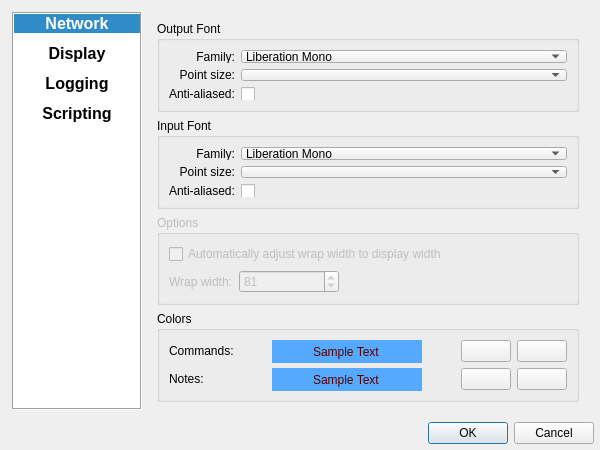
Qt form app/dialogprofile.ui (jkdoug/mudder) before a commit.
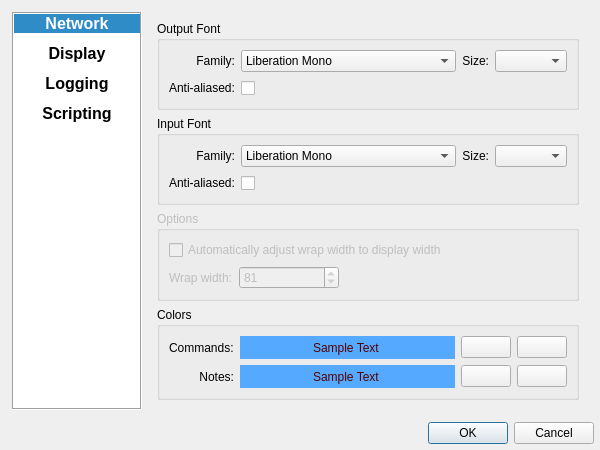
The same form after that commit. The open tabs and pages were chosen to show the change. Icons and pictures are not drawn.

```diff
--- a/app/dialogprofile.ui
+++ b/app/dialogprofile.ui
@@ -329,20 +329,43 @@
            <property name="title">
             <string>Output Font</string>
            </property>
-           <layout class="QFormLayout" name="formLayout">
-            <property name="labelAlignment">
-             <set>Qt::AlignRight|Qt::AlignTrailing|Qt::AlignVCenter</set>
-            </property>
-            <item row="0" column="0">
-             <widget class="QLabel" name="labelOutputFont">
+           <layout class="QGridLayout" name="gridLayout_3" columnstretch="0,1,0,0" columnminimumwidth="60,0,23,60">
+            <item row="0" column="2">
+             <widget class="QLabel" name="labelOutputFontSize">
               <property name="text">
-               <string>Family:</string>
+               <string>Size:</string>
               </property>
               <property name="alignment">
                <set>Qt::AlignRight|Qt::AlignTrailing|Qt::AlignVCenter</set>
               </property>
              </widget>
             </item>
+            <item row="2" column="1">
+             <widget class="QCheckBox" name="checkOutputAntiAliased">
+              <property name="minimumSize">
+               <size>
+                <width>0</width>
+                <height>20</height>
+               </size>
+              </property>
+              <property name="text">
+               <string/>
+              </property>
+             </widget>
+            </item>
+            <item row="2" column="0">
+             <widget class="QLabel" name="labelOutputAntiAliased">
+              <property name="minimumSize">
+               <size>
+                <width>0</width>
+                <height>20</height>
+               </size>
+              </property>
+              <property name="text">
+               <string>Anti-aliased:</string>
+              </property>
+             </widget>
+            </item>
             <item row="0" column="1">
              <widget class="QFontComboBox" name="comboOutputFont">
               <property name="editable">
@@ -362,33 +385,19 @@
               </property>
              </widget>
             </item>
-            <item row="1" column="0">
-             <widget class="QLabel" name="labelOutputFontSize">
+            <item row="0" column="0">
+             <widget class="QLabel" name="labelOutputFont">
               <property name="text">
-               <string>Point size:</string>
+               <string>Family:</string>
               </property>
               <property name="alignment">
                <set>Qt::AlignRight|Qt::AlignTrailing|Qt::AlignVCenter</set>
               </property>
              </widget>
             </item>
-            <item row="1" column="1">
+            <item row="0" column="3">
              <widget class="QComboBox" name="comboOutputFontSize"/>
             </item>
-            <item row="2" column="0">
-             <widget class="QLabel" name="labelOutputAntiAliased">
-              <property name="text">
-               <string>Anti-aliased:</string>
-              </property>
-             </widget>
-            </item>
-            <item row="2" column="1">
-             <widget class="QCheckBox" name="checkOutputAntiAliased">
-              <property name="text">
-               <string/>
-              </property>
-             </widget>
-            </item>
            </layout>
           </widget>
          </item>
@@ -397,20 +406,7 @@
            <property name="title">
             <string>Input Font</string>
            </property>
-           <layout class="QFormLayout" name="formLayout_4">
-            <property name="labelAlignment">
-             <set>Qt::AlignRight|Qt::AlignTrailing|Qt::AlignVCenter</set>
-            </property>
-            <item row="0" column="0">
-             <widget class="QLabel" name="labelInputFont">
-              <property name="text">
-               <string>Family:</string>
-              </property>
-              <property name="alignment">
-               <set>Qt::AlignRight|Qt::AlignTrailing|Qt::AlignVCenter</set>
-              </property>
-             </widget>
-            </item>
+           <layout class="QGridLayout" name="gridLayout_2" columnstretch="0,1,0,0" columnminimumwidth="60,0,23,60">
             <item row="0" column="1">
              <widget class="QFontComboBox" name="comboInputFont">
               <property name="editable">
@@ -430,33 +426,55 @@
               </property>
              </widget>
             </item>
-            <item row="1" column="0">
-             <widget class="QLabel" name="labelInputFontSize">
-              <property name="text">
-               <string>Point size:</string>
-              </property>
-              <property name="alignment">
-               <set>Qt::AlignRight|Qt::AlignTrailing|Qt::AlignVCenter</set>
-              </property>
-             </widget>
-            </item>
-            <item row="1" column="1">
-             <widget class="QComboBox" name="comboInputFontSize"/>
-            </item>
             <item row="2" column="0">
              <widget class="QLabel" name="labelInputAntiAliased">
+              <property name="minimumSize">
+               <size>
+                <width>0</width>
+                <height>20</height>
+               </size>
+              </property>
               <property name="text">
                <string>Anti-aliased:</string>
               </property>
              </widget>
             </item>
+            <item row="0" column="0">
+             <widget class="QLabel" name="labelInputFont">
+              <property name="text">
+               <string>Family:</string>
+              </property>
+              <property name="alignment">
+               <set>Qt::AlignRight|Qt::AlignTrailing|Qt::AlignVCenter</set>
+              </property>
+             </widget>
+            </item>
             <item row="2" column="1">
              <widget class="QCheckBox" name="checkInputAntiAliased">
+              <property name="minimumSize">
+               <size>
+                <width>0</width>
+                <height>20</height>
+               </size>
+              </property>
               <property name="text">
                <string/>
               </property>
              </widget>
             </item>
+            <item row="0" column="2">
+             <widget class="QLabel" name="labelInputFontSize">
+              <property name="text">
+               <string>Size:</string>
+              </property>
+              <property name="alignment">
+               <set>Qt::AlignRight|Qt::AlignTrailing|Qt::AlignVCenter</set>
+              </property>
+             </widget>
+            </item>
+            <item row="0" column="3">
+             <widget class="QComboBox" name="comboInputFontSize"/>
+            </item>
            </layout>
           </widget>
          </item>
@@ -520,12 +538,12 @@
            <property name="title">
             <string>Colors</string>
            </property>
-           <layout class="QGridLayout" name="gridLayout">
-            <item row="0" column="2">
-             <widget class="QLineEdit" name="editCommandSample">
+           <layout class="QGridLayout" name="gridLayout" columnstretch="0,1,0,0" columnminimumwidth="56,0,20,20">
+            <item row="1" column="1">
+             <widget class="QLineEdit" name="editNoteSample">
               <property name="minimumSize">
                <size>
-                <width>150</width>
+                <width>0</width>
                 <height>23</height>
                </size>
               </property>
@@ -547,6 +565,22 @@
               </property>
              </widget>
             </item>
+            <item row="0" column="2">
+             <widget class="QPushButton" name="fgCommand">
+              <property name="minimumSize">
+               <size>
+                <width>50</width>
+                <height>0</height>
+               </size>
+              </property>
+              <property name="text">
+               <string/>
+              </property>
+              <property name="autoDefault">
+               <bool>false</bool>
+              </property>
+             </widget>
+            </item>
             <item row="0" column="0">
              <widget class="QLabel" name="labelCommandColors">
               <property name="text">
@@ -554,23 +588,7 @@
               </property>
              </widget>
             </item>
-            <item row="0" column="4">
-             <widget class="QPushButton" name="fgCommand">
-              <property name="minimumSize">
-               <size>
-                <width>50</width>
-                <height>0</height>
-               </size>
-              </property>
-              <property name="text">
-               <string/>
-              </property>
-              <property name="autoDefault">
-               <bool>false</bool>
-              </property>
-             </widget>
-            </item>
-            <item row="0" column="5">
+            <item row="0" column="3">
              <widget class="QPushButton" name="bgCommand">
               <property name="minimumSize">
                <size>
@@ -587,91 +605,42 @@
              </widget>
             </item>
             <item row="0" column="1">
-             <spacer name="horizontalSpacer">
-              <property name="orientation">
-               <enum>Qt::Horizontal</enum>
-              </property>
-              <property name="sizeHint" stdset="0">
+             <widget class="QLineEdit" name="editCommandSample">
+              <property name="minimumSize">
                <size>
-                <width>40</width>
-                <height>20</height>
+                <width>0</width>
+                <height>23</height>
                </size>
               </property>
-             </spacer>
-            </item>
-            <item row="0" column="3">
-             <spacer name="horizontalSpacer_2">
-              <property name="orientation">
-               <enum>Qt::Horizontal</enum>
+              <property name="styleSheet">
+               <string notr="true">color: rgb(85, 0, 0);
+background-color: rgb(85, 170, 255);</string>
               </property>
-              <property name="sizeHint" stdset="0">
-               <size>
-                <width>40</width>
-                <height>20</height>
-               </size>
+              <property name="text">
+               <string>Sample Text</string>
               </property>
-             </spacer>
+              <property name="frame">
+               <bool>false</bool>
+              </property>
+              <property name="alignment">
+               <set>Qt::AlignCenter</set>
+              </property>
+              <property name="readOnly">
+               <bool>true</bool>
+              </property>
+             </widget>
             </item>
             <item row="1" column="0">
              <widget class="QLabel" name="labelNoteColors">
               <property name="text">
                <string>Notes:</string>
               </property>
+              <property name="alignment">
+               <set>Qt::AlignRight|Qt::AlignTrailing|Qt::AlignVCenter</set>
+              </property>
              </widget>
             </item>
-            <item row="1" column="1">
-             <spacer name="horizontalSpacer_3">
-              <property name="orientation">
-               <enum>Qt::Horizontal</enum>
-              </property>
-              <property name="sizeHint" stdset="0">
-               <size>
-                <width>40</width>
-                <height>20</height>
-               </size>
-              </property>
-             </spacer>
-            </item>
             <item row="1" column="2">
-             <widget class="QLineEdit" name="editNoteSample">
-              <property name="minimumSize">
-               <size>
-                <width>150</width>
-                <height>23</height>
-               </size>
-              </property>
-              <property name="styleSheet">
-               <string notr="true">color: rgb(85, 0, 0);
-background-color: rgb(85, 170, 255);</string>
-              </property>
-              <property name="text">
-               <string>Sample Text</string>
-              </property>
-              <property name="frame">
-               <bool>false</bool>
-              </property>
-              <property name="alignment">
-               <set>Qt::AlignCenter</set>
-              </property>
-              <property name="readOnly">
-               <bool>true</bool>
-              </property>
-             </widget>
-            </item>
-            <item row="1" column="3">
-             <spacer name="horizontalSpacer_4">
-              <property name="orientation">
-               <enum>Qt::Horizontal</enum>
-              </property>
-              <property name="sizeHint" stdset="0">
-               <size>
-                <width>40</width>
-                <height>20</height>
-               </size>
-              </property>
-             </spacer>
-            </item>
-            <item row="1" column="4">
              <widget class="QPushButton" name="fgNote">
               <property name="minimumSize">
                <size>
@@ -687,7 +656,7 @@
               </property>
              </widget>
             </item>
-            <item row="1" column="5">
+            <item row="1" column="3">
              <widget class="QPushButton" name="bgNote">
               <property name="minimumSize">
                <size>
```
Left out of the diff: 36 changed lines with no effect on the pictures.
